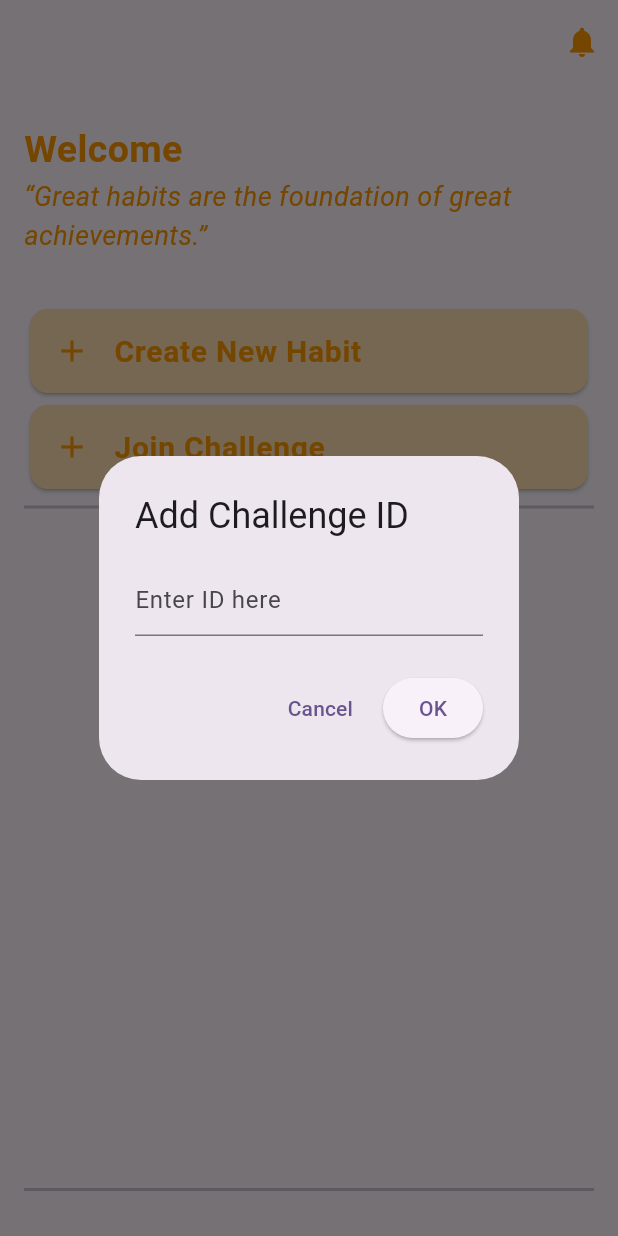
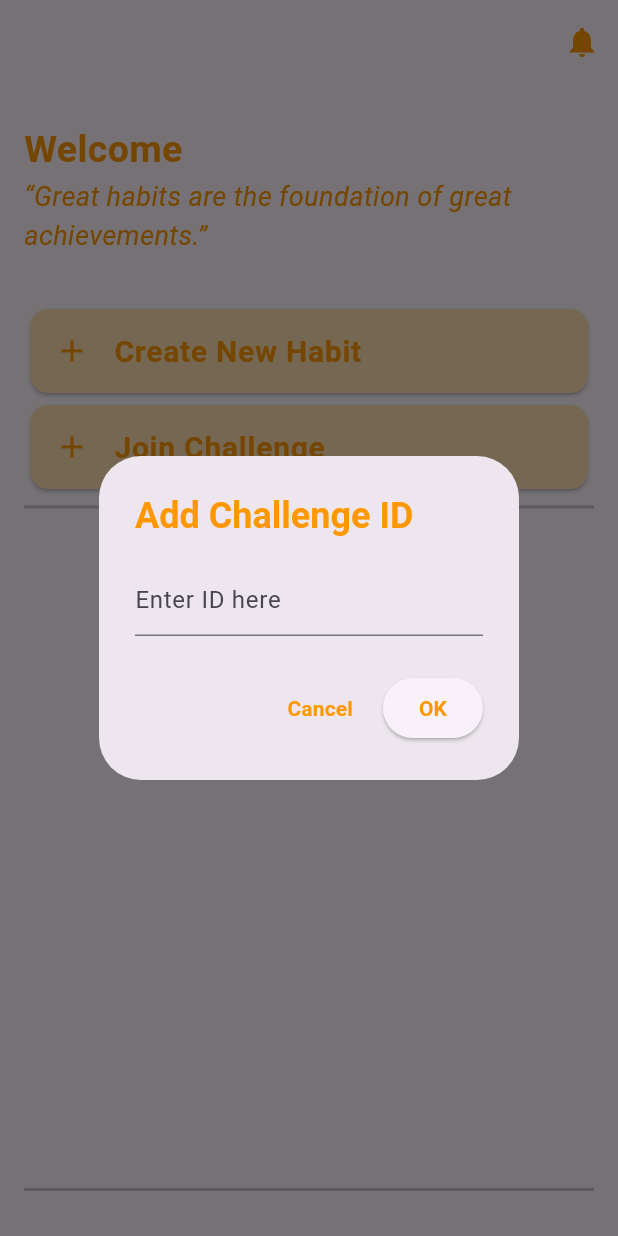
Before and after one commit to f-odc/four-habits-client, a Flutter app: the HabitScreen screen opened directly, after a tap on "Join Challenge", on a phone screen of 412 x 824 dp. Run offline on Flutter 3.47's test engine with Material 3 defaults, Android fonts, the phone set to English and light mode, and no system bars; our stand-ins replace flutter_local_notifications, permission_handler, share_plus, shared_preferences, timezone; accounts and stored records are empty.

Commit message:
#22 Update pop up

```diff
--- a/lib/pages/habit_screen.dart
+++ b/lib/pages/habit_screen.dart
@@ -201,7 +201,13 @@ class _HabitScreenState extends State<HabitScreen> {
                   context: context,
                   builder: (BuildContext context) {
                     return AlertDialog(
-                      title: const Text('Add Challenge ID'),
+                      title: const Text(
+                        'Add Challenge ID',
+                        style: TextStyle(
+                          fontWeight: FontWeight.bold,
+                          color: Colors.orange,
+                        ),
+                      ),
                       content: TextField(
                         controller: _idController,
                         keyboardType: TextInputType.number,
@@ -212,13 +218,25 @@ class _HabitScreenState extends State<HabitScreen> {
                       actions: <Widget>[
                         // TODO: center the buttons and make them orange
                         TextButton(
-                          child: Text('Cancel'),
+                          child: const Text(
+                            'Cancel',
+                            style: TextStyle(
+                              color: Colors.orange,
+                              fontWeight: FontWeight.bold,
+                            ),
+                          ),
                           onPressed: () {
                             Navigator.of(context).pop(); // Close the dialog
                           },
                         ),
                         ElevatedButton(
-                          child: Text('OK'),
+                          child: const Text(
+                            'OK',
+                            style: TextStyle(
+                              color: Colors.orange,
+                              fontWeight: FontWeight.bold,
+                            ),
+                          ),
                           onPressed: () {
                             String enteredID = _idController.text;
                             _loadChallenge(enteredID);
--- a/lib/pages/habits/detailed_habit_screen.dart
+++ b/lib/pages/habits/detailed_habit_screen.dart
@@ -141,9 +141,6 @@ class _DetailedHabitScreenState extends State<DetailedHabitScreen> {
             ),
           ),
           actions: <Widget>[
-            Row(
-              mainAxisAlignment: MainAxisAlignment.center,
-              children: [
             TextButton(
               child: const Text(
                 "Cancel",
@@ -156,7 +153,7 @@ class _DetailedHabitScreenState extends State<DetailedHabitScreen> {
                 Navigator.of(context).pop();
               },
             ),
-                TextButton(
+            ElevatedButton(
               child: const Text(
                 "Delete",
                 style: TextStyle(
@@ -169,8 +166,6 @@ class _DetailedHabitScreenState extends State<DetailedHabitScreen> {
                 Navigator.of(context).pop();
                 Navigator.of(context).pop();
               },
-                ),
-              ],
             ),
           ],
         );
```
Lines whose indentation alone changed are shown as unchanged.
